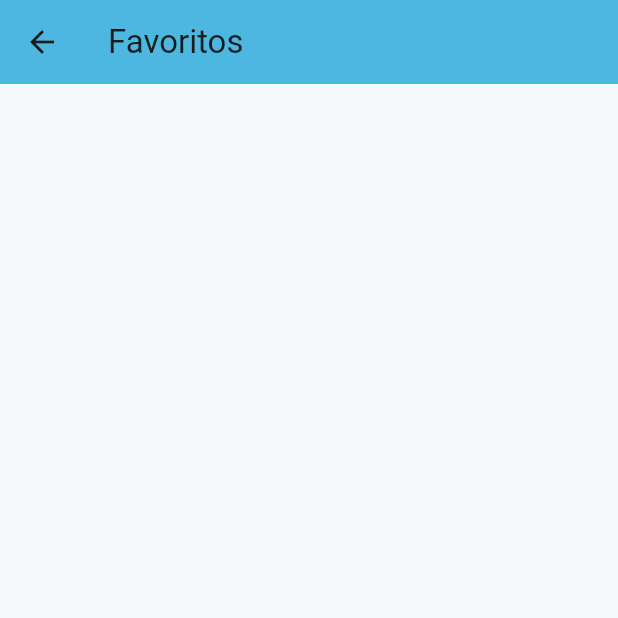
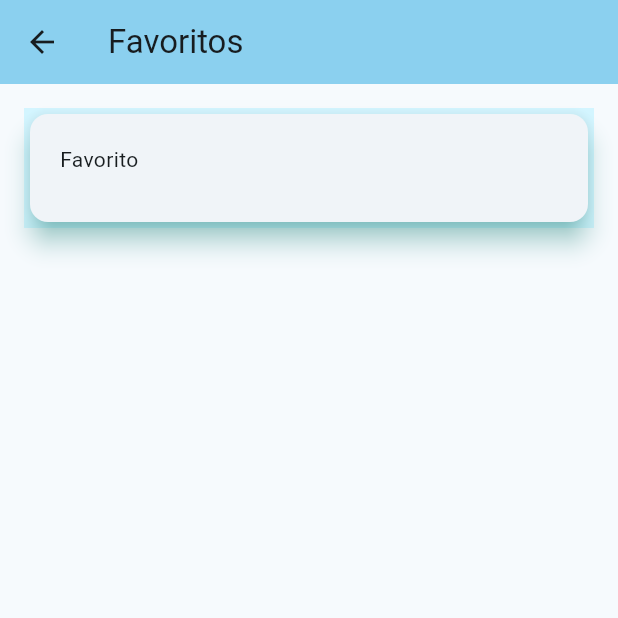
Before and after one commit to GiovanaThais/escribo_books, a Flutter app: the screen it shows after launch, in the side drawer, after a tap on "Favoritos", on a phone screen of 412 x 824 dp, the top half of it. Run offline on Flutter 3.47's test engine with Material 2 defaults, Android fonts, the light colour scheme and no system bars; missing offline and left inert: vocsy_epub_viewer; network calls fail.

Commit message:
create favorite page

```diff
--- a/escribo_books/lib/pages/favorites_page.dart
+++ b/escribo_books/lib/pages/favorites_page.dart
@@ -12,8 +12,31 @@ class _FavoritesPageState extends State<FavoritesPage> {
   Widget build(BuildContext context) {
     return Scaffold(
       appBar: AppBar(
-        backgroundColor: Color.fromARGB(255, 78, 183, 224),
+        backgroundColor: Theme.of(context).colorScheme.inversePrimary,
         title: Text("Favoritos"),
+      ),
+      body: Column(
+        children: [
+          Container(
+            height: 80,
+            margin: EdgeInsets.all(16),
+            width: double.infinity,
+            color: Color.fromARGB(255, 211, 245, 255),
+            child: const Card(
+              elevation: 7,
+              shadowColor: Color.fromARGB(255, 93, 223, 213),
+              child: Column(
+                crossAxisAlignment: CrossAxisAlignment.start,
+                children: [
+                  Padding(
+                    padding: EdgeInsets.all(20.0),
+                    child: Text("Favorito"),
+                  ),
+                ],
+              ),
+            ),
+          ),
+        ],
       ),
     );
   }
```
